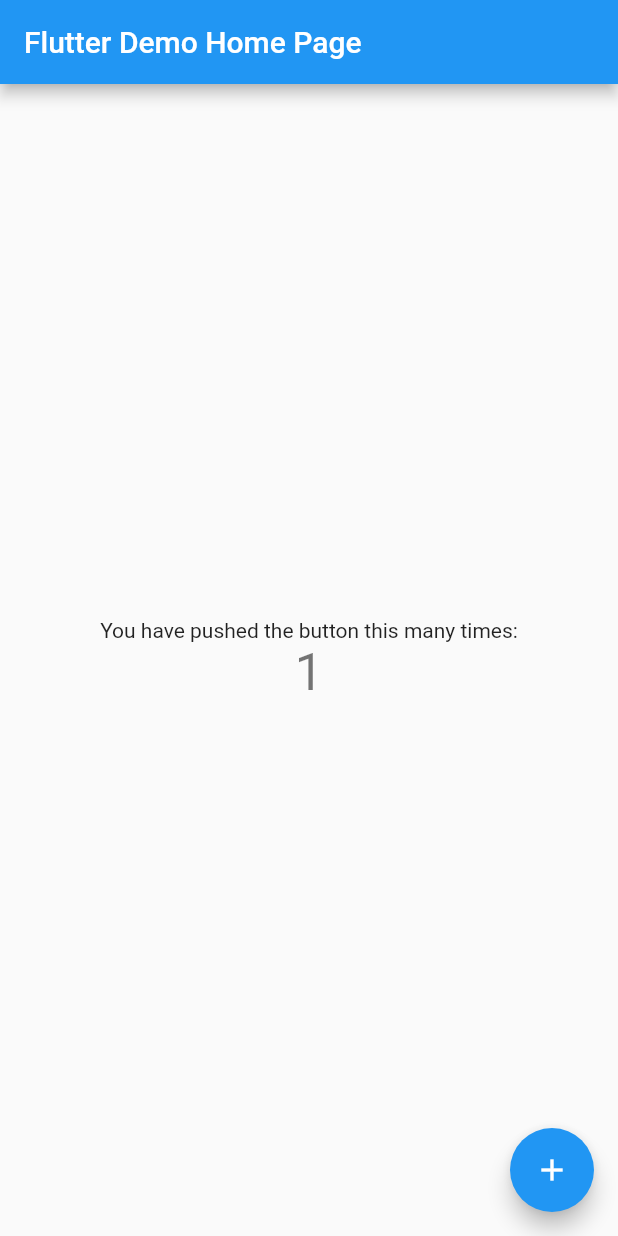
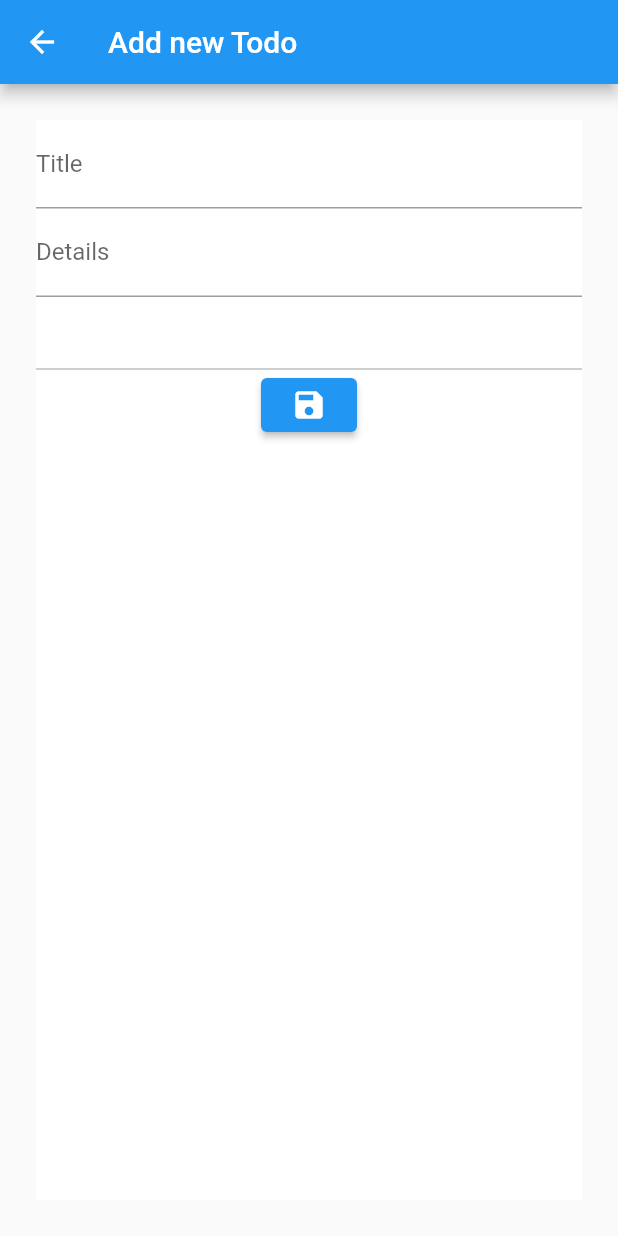
Before and after one commit to shiyayonn/todoapp, a Flutter app: the screen it shows after launch, after a tap on the "add" icon, on a phone screen of 412 x 824 dp. Run offline on Flutter 3.47's test engine with Material 2 defaults, Android fonts, the phone set to English and light mode, and no system bars.

Commit message:
added base files and structure

```diff
--- a/lib/main.dart
+++ b/lib/main.dart
@@ -1,4 +1,5 @@
 import 'package:flutter/material.dart';
+import 'package:todoapp/screens/add_todo.dart';
 
 void main() {
   runApp(const MyApp());
@@ -11,17 +12,8 @@ class MyApp extends StatelessWidget {
   @override
   Widget build(BuildContext context) {
     return MaterialApp(
-      title: 'Flutter Demo',
+      title: 'Tuh Duh',
       theme: ThemeData(
-        // This is the theme of your application.
-        //
-        // Try running your application with "flutter run". You'll see the
-        // application has a blue toolbar. Then, without quitting the app, try
-        // changing the primarySwatch below to Colors.green and then invoke
-        // "hot reload" (press "r" in the console where you ran "flutter run",
-        // or simply save your changes to "hot reload" in a Flutter IDE).
-        // Notice that the counter didn't reset back to zero; the application
-        // is not restarted.
         primarySwatch: Colors.blue,
       ),
       home: const MyHomePage(title: 'Flutter Demo Home Page'),
@@ -32,15 +24,6 @@ class MyApp extends StatelessWidget {
 class MyHomePage extends StatefulWidget {
   const MyHomePage({Key? key, required this.title}) : super(key: key);
 
-  // This widget is the home page of your application. It is stateful, meaning
-  // that it has a State object (defined below) that contains fields that affect
-  // how it looks.
-
-  // This class is the configuration for the state. It holds the values (in this
-  // case the title) provided by the parent (in this case the App widget) and
-  // used by the build method of the State. Fields in a Widget subclass are
-  // always marked "final".
-
   final String title;
 
   @override
@@ -48,65 +31,33 @@ class MyHomePage extends StatefulWidget {
 }
 
 class _MyHomePageState extends State<MyHomePage> {
-  int _counter = 0;
-
-  void _incrementCounter() {
-    setState(() {
-      // This call to setState tells the Flutter framework that something has
-      // changed in this State, which causes it to rerun the build method below
-      // so that the display can reflect the updated values. If we changed
-      // _counter without calling setState(), then the build method would not be
-      // called again, and so nothing would appear to happen.
-      _counter++;
-    });
+  void _addTodo() {
+    Navigator.push(
+      context,
+      MaterialPageRoute(
+          // haBs an error if you put on const
+          builder: (context) => const AddTodo()),
+    );
   }
 
   @override
   Widget build(BuildContext context) {
-    // This method is rerun every time setState is called, for instance as done
-    // by the _incrementCounter method above.
-    //
-    // The Flutter framework has been optimized to make rerunning build methods
-    // fast, so that you can just rebuild anything that needs updating rather
-    // than having to individually change instances of widgets.
     return Scaffold(
       appBar: AppBar(
-        // Here we take the value from the MyHomePage object that was created by
-        // the App.build method, and use it to set our appbar title.
         title: Text(widget.title),
       ),
       body: Center(
-        // Center is a layout widget. It takes a single child and positions it
-        // in the middle of the parent.
         child: Column(
-          // Column is also a layout widget. It takes a list of children and
-          // arranges them vertically. By default, it sizes itself to fit its
-          // children horizontally, and tries to be as tall as its parent.
-          //
-          // Invoke "debug painting" (press "p" in the console, choose the
-          // "Toggle Debug Paint" action from the Flutter Inspector in Android
-          // Studio, or the "Toggle Debug Paint" command in Visual Studio Code)
-          // to see the wireframe for each widget.
-          //
-          // Column has various properties to control how it sizes itself and
-          // how it positions its children. Here we use mainAxisAlignment to
-          // center the children vertically; the main axis here is the vertical
-          // axis because Columns are vertical (the cross axis would be
-          // horizontal).
           mainAxisAlignment: MainAxisAlignment.center,
-          children: <Widget>[
-            const Text(
+          children: const <Widget>[
+            Text(
               'You have pushed the button this many times:',
-            ),
-            Text(
-              '$_counter',
-              style: Theme.of(context).textTheme.headline4,
             ),
           ],
         ),
       ),
       floatingActionButton: FloatingActionButton(
-        onPressed: _incrementCounter,
+        onPressed: _addTodo,
         tooltip: 'Increment',
         child: const Icon(Icons.add),
       ), // This trailing comma makes auto-formatting nicer for build methods.
--- /dev/null
+++ b/lib/models/todo.dart
@@ -0,0 +1,9 @@
+class Todo {
+  bool _isCompleted;
+  int _id;
+  String _title;
+  String _details;
+  DateTime _dateCreated;
+
+  Todo(this._isCompleted,this._id,this._title,this._details,this._dateCreated);
+}
--- /dev/null
+++ b/lib/screens/add_todo.dart
@@ -0,0 +1,38 @@
+import 'dart:io';
+
+import 'package:flutter/material.dart';
+
+class AddTodo extends StatelessWidget {
+  const AddTodo({
+    super.key,
+  });
+
+  @override
+  Widget build(BuildContext context) {
+    return Scaffold(
+      appBar: AppBar(
+        title: const Text('Add new Todo'),
+      ),
+      body: Container(
+        margin: const EdgeInsets.symmetric(vertical: 24, horizontal: 24),
+        color: Colors.white,
+        child: Column(
+          mainAxisAlignment: MainAxisAlignment.start,
+          crossAxisAlignment: CrossAxisAlignment.center,
+          children: [
+            TextFormField(
+              decoration: const InputDecoration(labelText: "Title"),
+            ),
+            TextFormField(
+              decoration: const InputDecoration(labelText: "Details"),
+            ),
+            TextFormField(
+              enabled: false,
+            ),
+            ElevatedButton(onPressed: () => {}, child: const Icon(Icons.save)),
+          ],
+        ),
+      ),
+    );
+  }
+}
--- /dev/null
+++ b/lib/utils/database_util.dart
@@ -0,0 +1,3 @@
+class DatabaseUtil{
+
+}
--- a/pubspec.yaml
+++ b/pubspec.yaml
@@ -29,7 +29,9 @@ environment:
 dependencies:
   flutter:
     sdk: flutter
-
+  sqflite: ^2.0.2+1
+  path_provider: any
+  intl: ^0.15.7
 
   # The following adds the Cupertino Icons font to your application.
   # Use with the CupertinoIcons class for iOS style icons.
```
Also changed, not shown: lib/screens/incomplete_todo.dart (added, +36 -0 lines), lib/screens/archived_todo.dart (added), lib/screens/complete_todo.dart (added), pubspec.lock, 7 other files.
